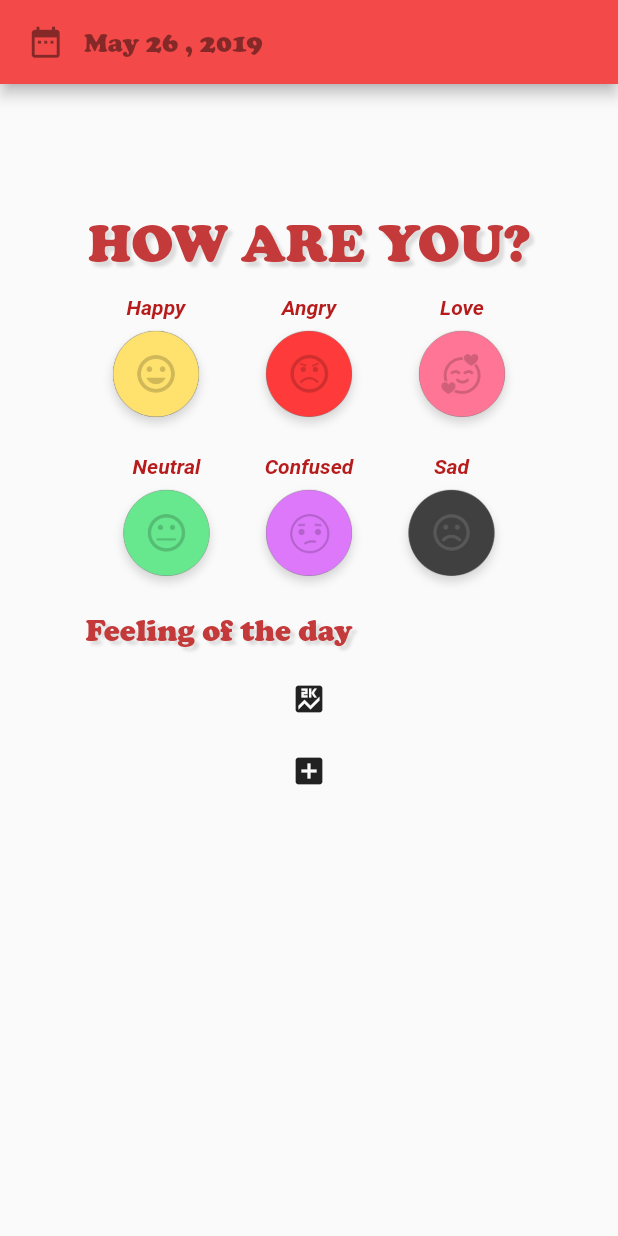
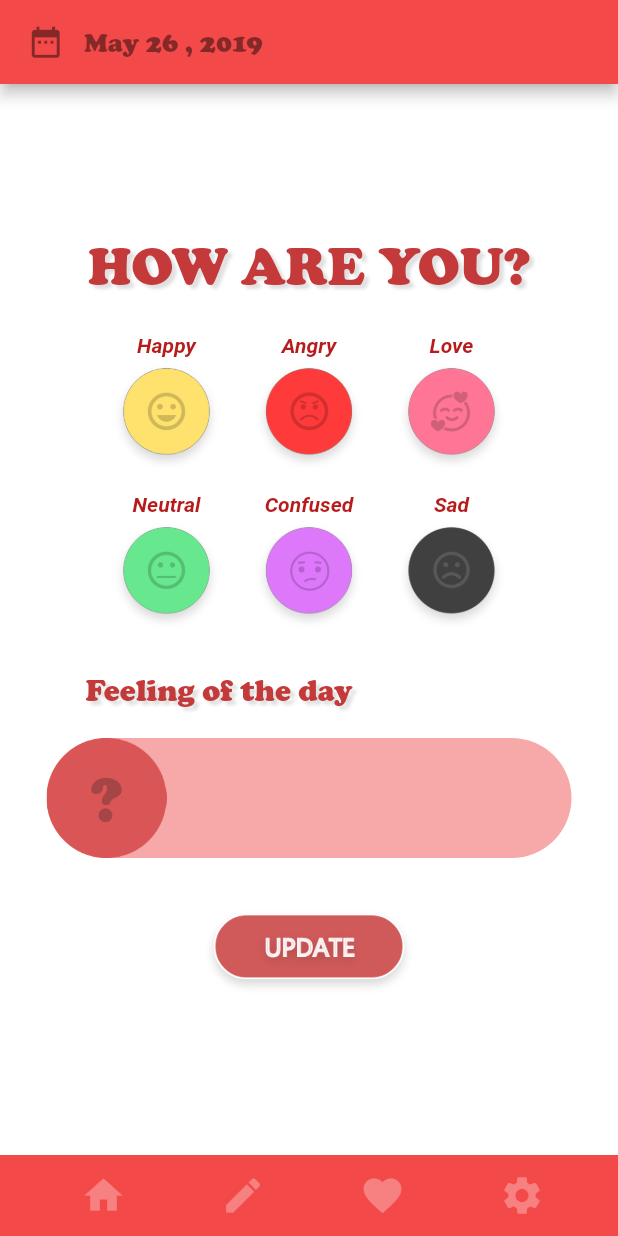
Before and after one commit to badgooooor/naikan-app, a Flutter app: the screen it shows after launch, on a phone screen of 412 x 824 dp. Run offline on Flutter 3.47's test engine with Material 2 defaults, Android fonts, the phone set to English and light mode, and no system bars; our stand-ins replace charts_flutter, event_bus, image_picker; missing offline and left inert: configurable_expansion_tile.

Commit message:
UI_Addpixel_complete

```diff
--- a/lib/Page/AddPixel.dart
+++ b/lib/Page/AddPixel.dart
@@ -20,6 +20,7 @@ class AddPixelPage extends StatefulWidget{
 }
 
 class _AddPixelPage extends State<AddPixelPage> {
+
   DateTime _date = new DateTime.now();
   int dateInt = new DateTime.now().year*10000+new DateTime.now().month*100+new DateTime.now().day;
   int happy=0;
@@ -82,6 +83,8 @@ class _AddPixelPage extends State<AddPixelPage> {
   @override
   Widget build(BuildContext context) {
     return Scaffold(
+        backgroundColor: Color(0xFFFFFFFF),
+        bottomNavigationBar: Footerr(),
         appBar: AppBar(
 
           leading: IconButton(
@@ -112,7 +115,7 @@ class _AddPixelPage extends State<AddPixelPage> {
 
                 children: [
                   Container(
-                    height: 85,
+                    height: 100,
                   ),
                   Text('HOW ARE YOU?', style: new TextStyle(
                       fontFamily: 'Cooper',
@@ -127,8 +130,9 @@ class _AddPixelPage extends State<AddPixelPage> {
                           ]
                       ),
                   ),
+
                   Container(
-                    height: 15,
+                    height: 25,
                   ),
 
                   Row(
@@ -154,7 +158,7 @@ class _AddPixelPage extends State<AddPixelPage> {
                           // IconButton(icon: Icon( IconData(0xe900, fontFamily: 'happy')),onPressed: (){happy+=1;})
                             ],),
                           Container(
-                            width: 22,
+                            width: 15,
                           ),
                         Column(
                           children: <Widget>[
@@ -173,7 +177,7 @@ class _AddPixelPage extends State<AddPixelPage> {
                           ),
                           ],),
                           Container(
-                            width: 22,
+                            width: 15,
                           ),
                         Column(
                           children: <Widget>[
@@ -259,7 +263,7 @@ class _AddPixelPage extends State<AddPixelPage> {
                       ]
                   ),
                   Container(
-                    height: 10,
+                    height: 25,
                   ),
                   Container(
                     margin: EdgeInsets.only(
@@ -284,19 +288,51 @@ class _AddPixelPage extends State<AddPixelPage> {
                     ),
                     ),
                     Container(
-                    height: 10,
+                    height: 20,
+                  ),
+                    Container(
+                      decoration: new BoxDecoration(
+                        color: Color(0xFFF7A8A8),
+                        borderRadius: BorderRadius.all(Radius.circular(40.0)),
+                      ),
+                      width: 350,
+                      height: 80,
+
+                      child: Row(
+                        children: <Widget>[
+                          Padding(
+                            padding: EdgeInsets.only(
+                              left: 0
+                            ),
+                          ),
+                          GestureDetector(
+                            onTap: (){
+                              display();
+                            },
+                            child: Image(
+                            image: AssetImage('assets/moodpixel/Group 36.png'),
+                            width: 80,
+                            height: 80,
+
+                            )
+                          ),
+
+                        ],
+
+                      ),
                     ),
-                    Row(
-                      children: <Widget>[
-                        new Column(
-                          children: <Widget>[
+                    Container(
+                    height: 30,
+                  ),
+                  GestureDetector(
+                            onTap: (){
+                              save();
+                            },
+                            child: Image(
+                              image: AssetImage('assets/moodpixel/update.png'),height: 65,
+                            )
+                          ),
 
-                          ],
-                        )
-                      ],
-                    ),
-                    IconButton(icon: Icon(Icons.score),onPressed: display,),
-                    IconButton(icon: Icon(Icons.add_box),onPressed: save,)
             ])
 
 
@@ -304,7 +340,84 @@ class _AddPixelPage extends State<AddPixelPage> {
 
 
 
+
     );
   }
 
 }
+class Footerr extends StatefulWidget{
+  @override
+  FooterrState createState(){
+    return new FooterrState();
+}
+
+}
+class FooterrState extends State<Footerr>{
+  @override
+  Widget build(BuildContext context){
+    return Container(
+
+      width: 370,
+      height: 54,
+      color: new Color(0xFFF34949),
+      child: new Row(
+        children: <Widget>[
+          Container(
+            margin: EdgeInsets.only(
+              left: 45
+            ),
+            child:
+            new IconButton(
+              icon: Icon(Icons.home,color: Colors.white30,size: 30,),
+              onPressed: (){
+                print('home');
+              },
+            )
+
+          ),
+          Container(
+            margin: EdgeInsets.only(
+              left: 45
+            ),
+            child:
+            new IconButton(
+              icon :Icon(Icons.edit,color: Colors.white30,size: 30),
+              onPressed: (){
+                print('addsnap');
+              },
+            )
+
+          ),
+          Container(
+            margin: EdgeInsets.only(
+              left: 45
+            ),
+            child:
+             new IconButton(
+              icon: Icon(Icons.favorite,color: Colors.white30,size: 30),
+              onPressed: (){
+                print('snap');
+              },
+            )
+
+            ),
+          Container(
+            margin: EdgeInsets.only(
+              left: 45
+            ),
+            child:
+            new IconButton(
+              icon:Icon(Icons.settings,color: Colors.white30,size: 30),
+              onPressed: (){
+                print('setting');
+              },
+            )
+
+          ),
+
+
+        ],
+      ),
+    );
+  }
+}
--- a/lib/Page/ViewSnap.dart
+++ b/lib/Page/ViewSnap.dart
@@ -72,7 +72,7 @@ class FooterState extends State<Footer>{
     return Container(
 
       width: 370,
-      height: 51,
+      height: 54,
       color: new Color(0xFFF34949),
       child: new Row(
         children: <Widget>[
--- a/pubspec.yaml
+++ b/pubspec.yaml
@@ -33,6 +33,8 @@ flutter:
    - assets/moodpixel/Group38.png
    - assets/moodpixel/Group39.png
    - assets/moodpixel/Group40.png
+   - assets/moodpixel/Group 36.png
+   - assets/moodpixel/update.png
 
 
   fonts:
```
Also changed, not shown: assets/moodpixel/Group 36.png (added), assets/moodpixel/signup.png (added), assets/moodpixel/update.png (added).
